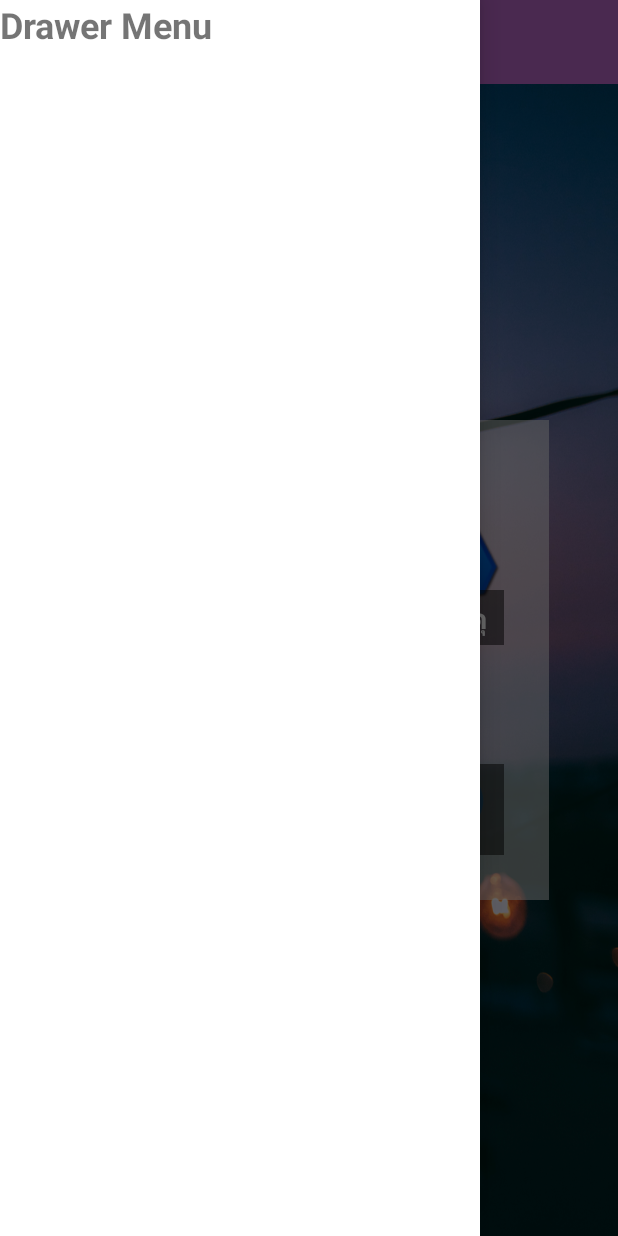
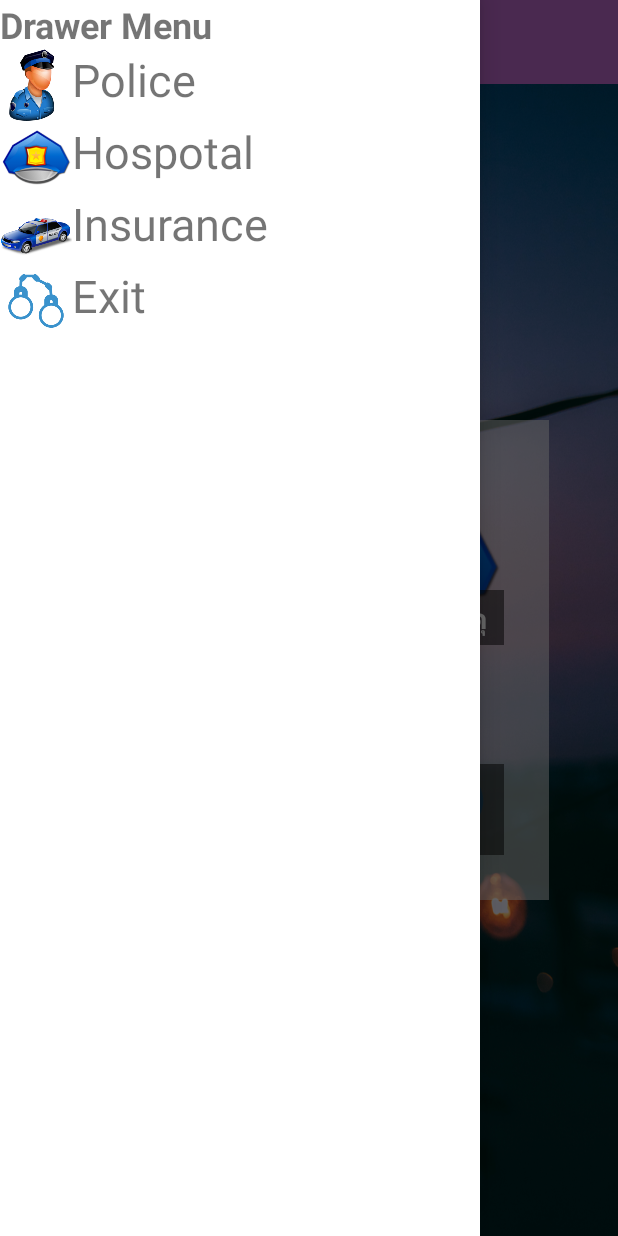
Before and after one commit to NamwanWg/EmerCall1, an Android app: the screen it shows after launch (MainActivity), with the side drawer open, on a phone screen of 412 x 824 dp. Run offline under Robolectric (Android 15) with nearby library versions, the phone set to English and light mode, and no system bars.

Commit message:
finish 22Feb

```diff
--- a/app/src/main/java/namwan/snru/ac/th/emercall/MainActivity.java
+++ b/app/src/main/java/namwan/snru/ac/th/emercall/MainActivity.java
@@ -6,15 +6,18 @@ import android.support.v4.widget.DrawerLayout;
 import android.support.v7.app.ActionBarDrawerToggle;
 import android.support.v7.app.AppCompatActivity;
 import android.os.Bundle;
-import android.support.v7.widget.ActionBarOverlayLayout;
 import android.support.v7.widget.Toolbar;
 import android.view.MenuItem;
+import android.view.View;
+import android.widget.TextView;
 
+import namwan.snru.ac.th.emercall.fragment.HospitalFragment;
 import namwan.snru.ac.th.emercall.fragment.MainFragment;
+
 
 public class MainActivity extends AppCompatActivity {
 
-//    Explicit
+    //    Explicit
     private DrawerLayout drawerLayout;
     private ActionBarDrawerToggle actionBarDrawerToggle;
 
@@ -23,6 +26,38 @@ public class MainActivity extends AppCompatActivity {
     protected void onCreate(Bundle savedInstanceState) {
         super.onCreate(savedInstanceState);
         setContentView(R.layout.activity_main);
+
+//        Police Controller
+        TextView policeTextView = findViewById(R.id.txtPolice);
+        policeTextView.setOnClickListener(new View.OnClickListener() {
+            @Override
+            public void onClick(View view) {
+                getSupportFragmentManager().beginTransaction()
+                        .replace(R.id.contentFragment, new MainFragment()).commit();
+                drawerLayout.closeDrawers();
+            }
+        });
+
+
+
+//        Hospital Controller
+        TextView hospitalTextView = findViewById(R.id.txtHospital);
+        hospitalTextView.setOnClickListener(new View.OnClickListener() {
+            @Override
+            public void onClick(View view) {
+                getSupportFragmentManager().beginTransaction()
+                        .replace(R.id.contentFragment, new HospitalFragment()).commit();
+                drawerLayout.closeDrawers();
+            }
+        });
+
+
+//        Insurance Controller
+
+
+//        Exit Controller
+
+
 
 //        Create Toolbar
         Toolbar toolbar = findViewById(R.id.toolbarMain1);
@@ -40,7 +75,7 @@ public class MainActivity extends AppCompatActivity {
 
 
 //        Add Fragment
-        if (savedInstanceState == null){
+        if (savedInstanceState == null) {
 
             getSupportFragmentManager().beginTransaction()
                     .add(R.id.contentFragment, new MainFragment()).commit();
@@ -55,7 +90,6 @@ public class MainActivity extends AppCompatActivity {
 
         if (actionBarDrawerToggle.onOptionsItemSelected(item)) {
             return true;
-
         }
 
         return super.onOptionsItemSelected(item);
--- a/app/src/main/java/namwan/snru/ac/th/emercall/fragment/HospitalFragment.java
+++ b/app/src/main/java/namwan/snru/ac/th/emercall/fragment/HospitalFragment.java
@@ -7,8 +7,10 @@ import android.support.v4.app.Fragment;
 import android.view.LayoutInflater;
 import android.view.View;
 import android.view.ViewGroup;
+import android.widget.ListView;
 
 import namwan.snru.ac.th.emercall.R;
+import namwan.snru.ac.th.emercall.utility.HospitalAdapter;
 
 /**
  * Created by Admin on 22/2/2561.
@@ -19,7 +21,26 @@ public class HospitalFragment extends Fragment{
     @Override
     public void onActivityCreated(@Nullable Bundle savedInstanceState) {
         super.onActivityCreated(savedInstanceState);
-    }
+
+//          Create ListView
+        ListView listView = getView().findViewById(R.id.listViewHospital);
+
+        int[] ints = new  int[]{R.drawable.station1,R.drawable.station2,
+                R.drawable.ststion3,R.drawable.station4,R.drawable.station1,
+                R.drawable.station2,R.drawable.ststion3,R.drawable.station4};
+
+        String [] titleStrings = new String[]{"Hospital 1","Hospital 2","Hospital 3","Hospital 4",
+                "Hospital 5", "Hospital 6","Hospital 7","Hospital 8",};
+
+        String [] phoneStrings = new String[]{"1111","1112","1113","1114","1115","1116",
+                "1117","1118",};
+
+        HospitalAdapter hospitalAdapter = new HospitalAdapter(getActivity(), ints, titleStrings, phoneStrings);
+        listView.setAdapter(hospitalAdapter);
+
+
+    } //   Main Method
+
 
     @Nullable
     @Override
--- a/app/src/main/res/layout/activity_main.xml
+++ b/app/src/main/res/layout/activity_main.xml
@@ -58,15 +58,108 @@
             android:layout_height="wrap_content" />
 
         <!--Police-->
+        <LinearLayout
+            android:orientation="horizontal"
+            android:layout_width="match_parent"
+            android:layout_height="wrap_content">
+
+
+            <!--Icon-->
+            <ImageView
+                android:src="@drawable/station1"
+                android:layout_width="48dp"
+                android:layout_height="48dp" />
+
+            <!--Title-->
+            <TextView
+                android:id="@+id/txtPolice"
+                android:clickable="true"
+                android:textSize="30dp"
+                android:text="Police"
+                android:layout_width="wrap_content"
+                android:layout_height="wrap_content" />
+
+
+        </LinearLayout>
 
 
         <!--Hospotal-->
+        <LinearLayout
+            android:orientation="horizontal"
+            android:layout_width="match_parent"
+            android:layout_height="wrap_content">
+
+
+            <!--Icon-->
+            <ImageView
+                android:src="@drawable/station2"
+                android:layout_width="48dp"
+                android:layout_height="48dp" />
+
+
+            <!--Title-->
+            <TextView
+                android:id="@+id/txtHospital"
+                android:clickable="true"
+                android:textSize="30dp"
+                android:text="Hospotal"
+                android:layout_width="wrap_content"
+                android:layout_height="wrap_content" />
+
+
+        </LinearLayout>
 
 
         <!--Insurance-->
+        <LinearLayout
+            android:orientation="horizontal"
+            android:layout_width="match_parent"
+            android:layout_height="wrap_content">
+
+
+            <!--Icon-->
+            <ImageView
+                android:src="@drawable/ststion3"
+                android:layout_width="48dp"
+                android:layout_height="48dp" />
+
+            <!--Title-->
+            <TextView
+                android:id="@+id/txtInsurance"
+                android:clickable="true"
+                android:textSize="30dp"
+                android:text="Insurance"
+                android:layout_width="wrap_content"
+                android:layout_height="wrap_content" />
+
+
+        </LinearLayout>
 
 
         <!--Exit-->
+        <LinearLayout
+            android:orientation="horizontal"
+            android:layout_width="match_parent"
+            android:layout_height="wrap_content">
+
+
+            <!--Icon-->
+            <ImageView
+                android:src="@drawable/station4"
+                android:layout_width="48dp"
+                android:layout_height="48dp" />
+
+            <!--Title-->
+            <TextView
+                android:id="@+id/txtExit"
+                android:clickable="true"
+                android:textSize="30dp"
+                android:text="Exit"
+                android:layout_width="wrap_content"
+                android:layout_height="wrap_content" />
+
+
+        </LinearLayout>
 
 
     </LinearLayout>
--- a/app/src/main/res/layout/listview_layout.xml
+++ b/app/src/main/res/layout/listview_layout.xml
@@ -1,5 +1,6 @@
 <?xml version="1.0" encoding="utf-8"?>
 <LinearLayout xmlns:android="http://schemas.android.com/apk/res/android"
+    android:background="#c8ffffff"
     android:orientation="horizontal" android:layout_width="match_parent"
     android:layout_height="match_parent">
 
```
